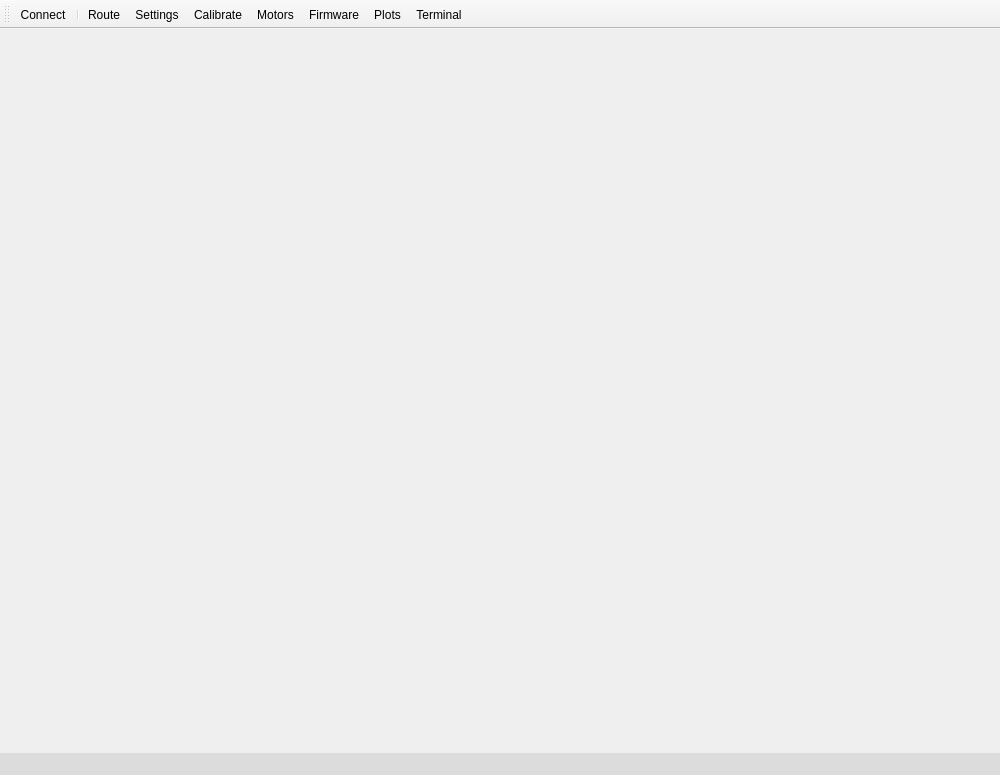
Above: AeroQuadCommunicator/communicator.ui from AeroQuad/AeroQuadCommunicator before the change. Below: the same form after it.
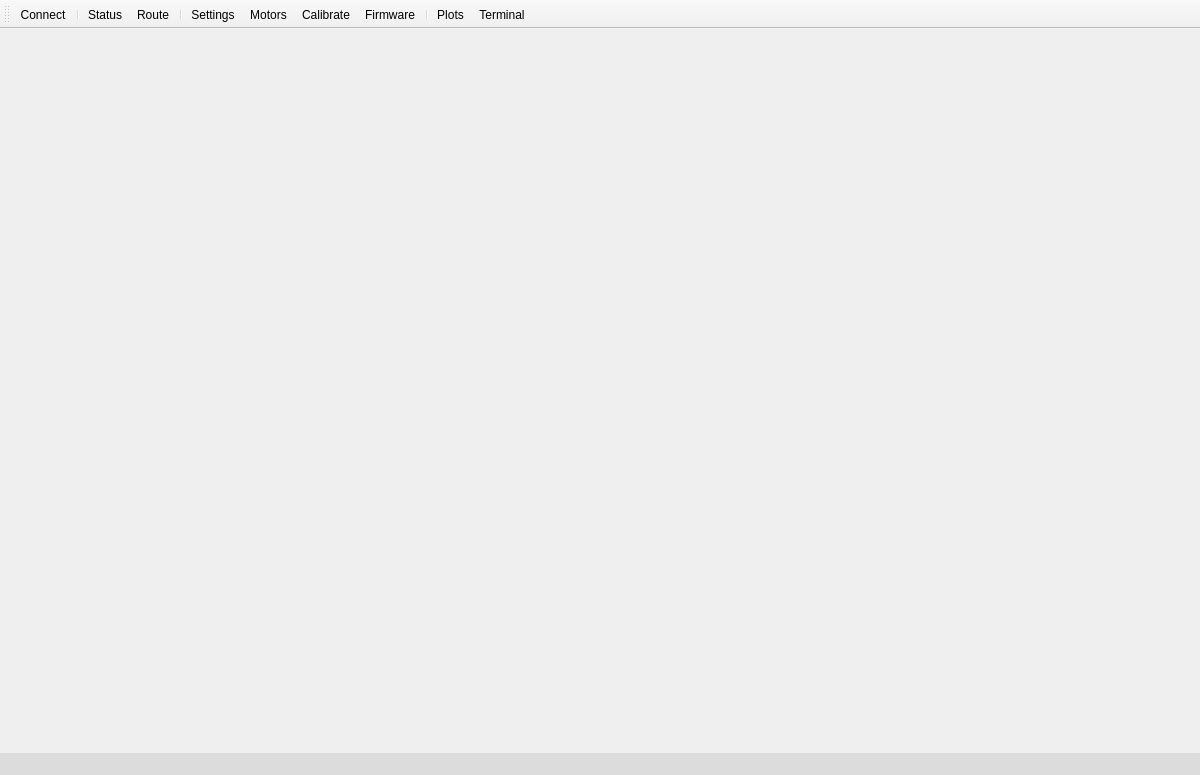
That is the form after the change. Icons and pictures are not drawn.

Commit message: prototype of board status page, testing artificial horizon

```diff
--- a/AeroQuadCommunicator/communicator.ui
+++ b/AeroQuadCommunicator/communicator.ui
@@ -6,7 +6,7 @@
    <rect>
     <x>0</x>
     <y>0</y>
-    <width>1000</width>
+    <width>1200</width>
     <height>775</height>
    </rect>
   </property>
@@ -18,7 +18,7 @@
   </property>
   <property name="minimumSize">
    <size>
-    <width>1000</width>
+    <width>1175</width>
     <height>775</height>
    </size>
   </property>
@@ -61,11 +61,14 @@
    </attribute>
    <addaction name="actionConnect"/>
    <addaction name="separator"/>
+   <addaction name="actionStatus"/>
    <addaction name="actionRoute"/>
+   <addaction name="separator"/>
    <addaction name="actionSetup"/>
-   <addaction name="actionCalibrate"/>
    <addaction name="actionMotors"/>
+   <addaction name="actionCalibrate"/>
    <addaction name="actionFirmware"/>
+   <addaction name="separator"/>
    <addaction name="actionPlots"/>
    <addaction name="actionTerminal"/>
   </widget>
```
Left out of the diff: 2 changed lines with no effect on the pictures. The commit also changes 12 other files.
